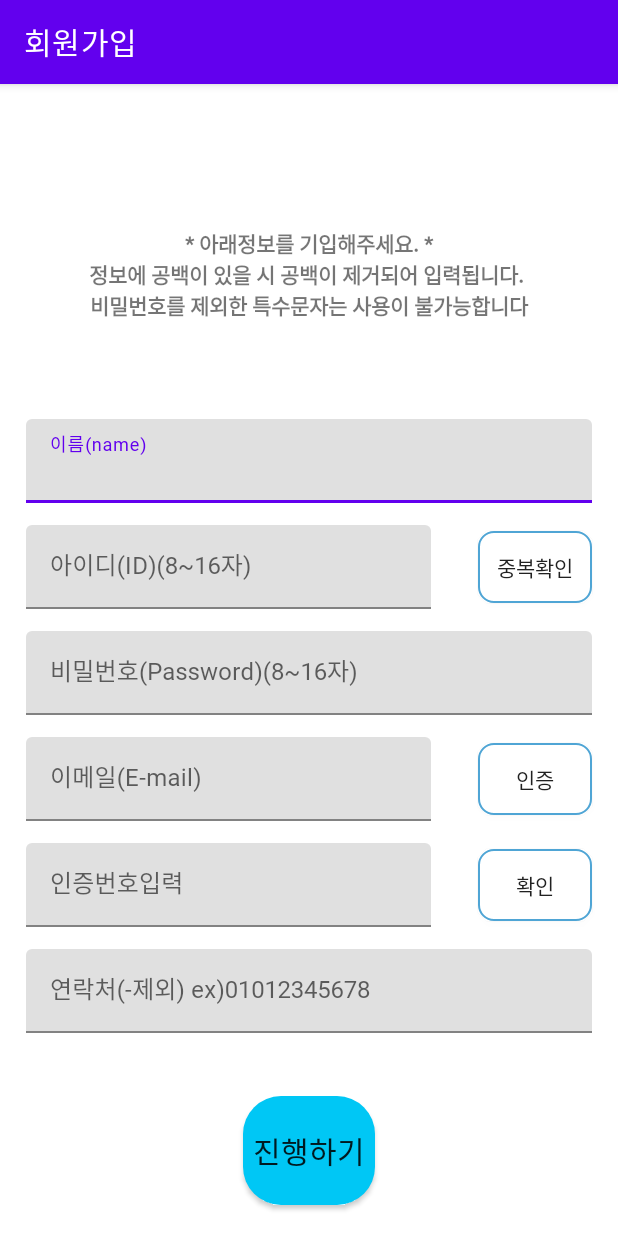
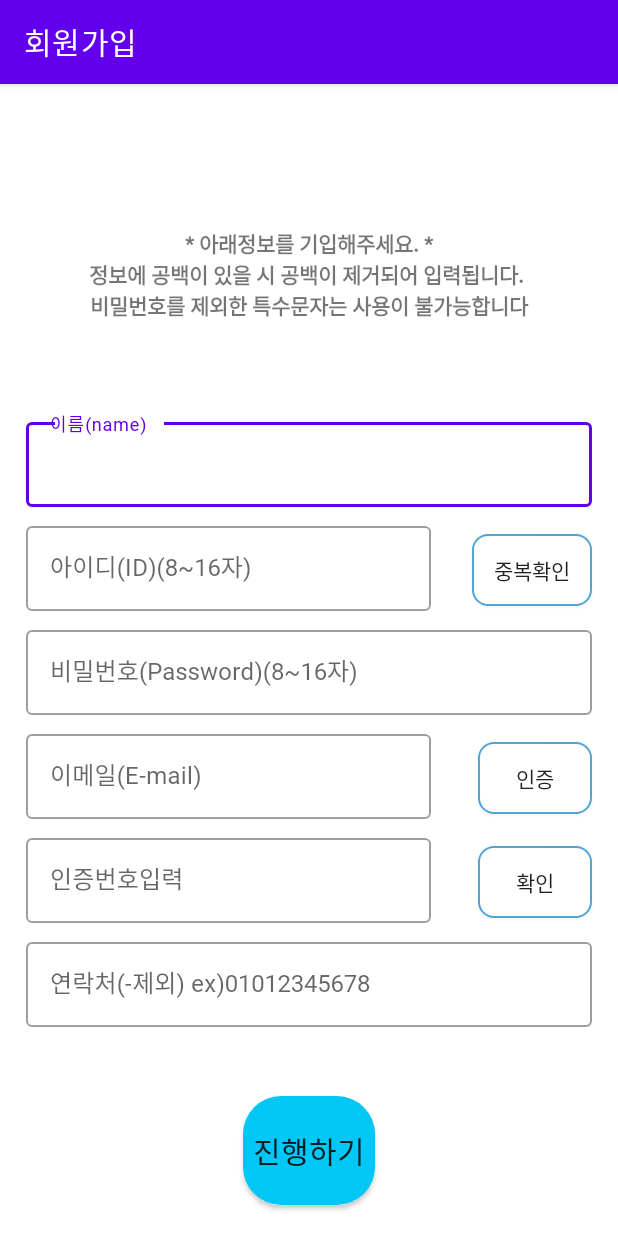
Before and after one commit to jangwonyoon/smart_laundryApp_android, an Android app: the user_signup2 screen opened directly, with no data from a screen before it, on a phone screen of 412 x 824 dp. Run offline under Robolectric (Android 15) with nearby library versions, the light colour scheme and no system bars; our stand-ins replace Volley.

Commit message:
signup2 textField material effect apply

```diff
--- a/user/app/src/main/res/layout/activity_user_signup2.xml
+++ b/user/app/src/main/res/layout/activity_user_signup2.xml
@@ -9,21 +9,36 @@
     android:weightSum="1"
     android:background="@color/white"
     >
+
+
     <com.google.android.material.appbar.AppBarLayout
         android:layout_width="match_parent"
         android:layout_height="wrap_content">
 
         <com.google.android.material.appbar.MaterialToolbar
             android:id="@+id/topAppBar"
+            style="@style/Widget.MaterialComponents.Toolbar.Primary"
             android:layout_width="match_parent"
             android:layout_height="?attr/actionBarSize"
             app:title="회원가입"
             app:titleTextColor="@color/white"
-            style="@style/Widget.MaterialComponents.Toolbar.Primary"
             />
 
     </com.google.android.material.appbar.AppBarLayout>
 
+
+<!--
+
+    뒤로 가기 화살표 아이콘 Button 액션 문제
+
+    topAppBar.setNavigationOnClickListener {
+    // Handle navigation icon press
+}
+
+로 해결 해야함
+
+    app:navigationIcon="@drawable/arrow_back"
+-->
 
     <LinearLayout
         android:id="@+id/layout2_1"
@@ -111,7 +126,9 @@
         <com.google.android.material.textfield.TextInputLayout
             android:layout_width="match_parent"
             android:layout_height="wrap_content"
-            android:id="@+id/layout1">
+            android:id="@+id/layout1"
+            style="@style/Widget.MaterialComponents.TextInputLayout.OutlinedBox"
+            >
             <com.google.android.material.textfield.TextInputEditText
                 android:id="@+id/layout2_et1"
                 android:layout_width="match_parent"
@@ -140,7 +157,8 @@
                 android:layout_width="0dp"
                 android:layout_height="wrap_content"
                 android:id="@+id/layout2"
-                android:layout_weight="8">
+                android:layout_weight="8"
+                style="@style/Widget.MaterialComponents.TextInputLayout.OutlinedBox">
                 <com.google.android.material.textfield.TextInputEditText
                     android:id="@+id/layout2_et2"
                     android:layout_width="270dp"
@@ -158,7 +176,7 @@
             <Button
                 android:layout_weight="2"
                 android:id="@+id/redundency_id"
-                android:layout_width="0dp"
+                android:layout_width="5dp"
                 android:layout_height="wrap_content"
                 android:layout_gravity="center"
                 android:text="중복확인"
@@ -172,7 +190,8 @@
             android:layout_width="match_parent"
             android:layout_height="wrap_content"
             android:id="@+id/layout3"
-            android:layout_below="@+id/layout2_2">
+            android:layout_below="@+id/layout2_2"
+            style="@style/Widget.MaterialComponents.TextInputLayout.OutlinedBox">
             <com.google.android.material.textfield.TextInputEditText
                 android:id="@+id/layout2_et3"
                 android:layout_width="match_parent"
@@ -203,7 +222,8 @@
                 android:layout_width="0dp"
                 android:layout_height="wrap_content"
                 android:layout_weight="8"
-                android:id="@+id/layout4">
+                android:id="@+id/layout4"
+                style="@style/Widget.MaterialComponents.TextInputLayout.OutlinedBox">
                 <com.google.android.material.textfield.TextInputEditText
                     android:id="@+id/layout2_et4"
                     android:layout_width="270dp"
@@ -244,7 +264,8 @@
                 android:layout_width="0dp"
                 android:layout_height="wrap_content"
                 android:layout_weight="8"
-                android:id="@+id/layout5">
+                android:id="@+id/layout5"
+                style="@style/Widget.MaterialComponents.TextInputLayout.OutlinedBox">
                 <com.google.android.material.textfield.TextInputEditText
                     android:id="@+id/layout2_et6"
                     android:layout_width="270dp"
@@ -285,7 +306,8 @@
             <com.google.android.material.textfield.TextInputLayout
                 android:layout_width="match_parent"
                 android:layout_height="wrap_content"
-                android:id="@+id/layout6">
+                android:id="@+id/layout6"
+                style="@style/Widget.MaterialComponents.TextInputLayout.OutlinedBox">
                 <com.google.android.material.textfield.TextInputEditText
                     android:id="@+id/layout2_et5"
                     android:layout_width="match_parent"
```
Also changed, not shown: user/app/src/main/res/drawable-v24/back.png (added).
